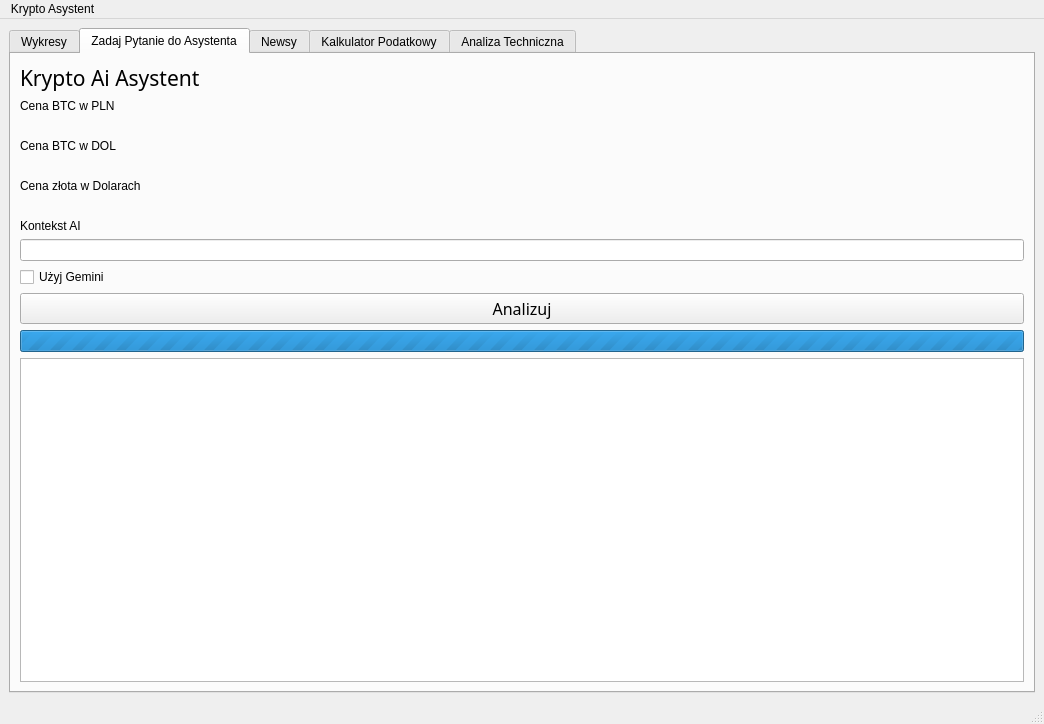
The window that asystent/mainwindow.ui (KaniewskiM/asystent) describes before a commit, drawn with Qt 5.
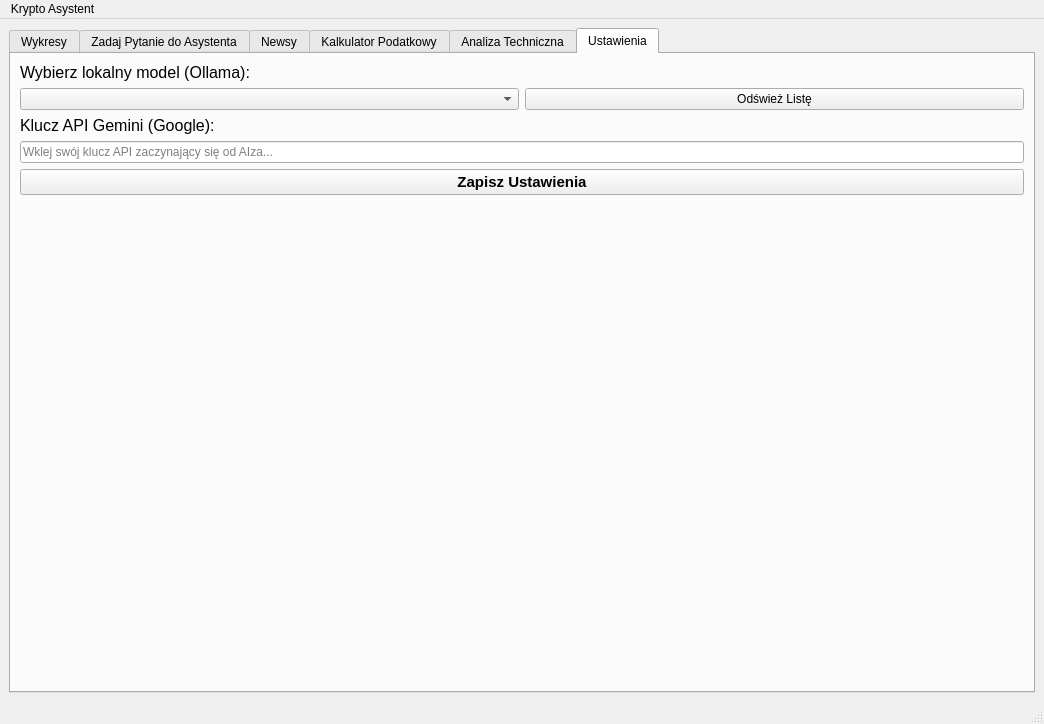
The same window after the commit. The open tabs and pages were chosen to show the change.

```diff
--- a/asystent/mainwindow.ui
+++ b/asystent/mainwindow.ui
@@ -342,6 +342,94 @@
         </item>
        </layout>
       </widget>
+      <widget class="QWidget" name="tab_6">
+       <attribute name="title">
+        <string>Ustawienia</string>
+       </attribute>
+       <layout class="QVBoxLayout" name="verticalLayout_7">
+        <item>
+         <widget class="QLabel" name="label_8">
+          <property name="font">
+           <font>
+            <pointsize>12</pointsize>
+           </font>
+          </property>
+          <property name="text">
+           <string>Wybierz lokalny model (Ollama):</string>
+          </property>
+         </widget>
+        </item>
+        <item>
+         <layout class="QHBoxLayout" name="horizontalLayout">
+          <item>
+           <widget class="QComboBox" name="comboLlamaModel"/>
+          </item>
+          <item>
+           <widget class="QPushButton" name="btnOdswiezModele">
+            <property name="text">
+             <string>Odśwież Listę</string>
+            </property>
+           </widget>
+          </item>
+         </layout>
+        </item>
+        <item>
+         <widget class="QLabel" name="label_9">
+          <property name="font">
+           <font>
+            <pointsize>12</pointsize>
+           </font>
+          </property>
+          <property name="text">
+           <string>Klucz API Gemini (Google):</string>
+          </property>
+         </widget>
+        </item>
+        <item>
+         <widget class="QLineEdit" name="inputGeminiKey">
+          <property name="placeholderText">
+           <string>Wklej swój klucz API zaczynający się od AIza...</string>
+          </property>
+         </widget>
+        </item>
+        <item>
+         <widget class="QPushButton" name="btnZapiszUstawienia">
+          <property name="font">
+           <font>
+            <pointsize>11</pointsize>
+            <bold>true</bold>
+           </font>
+          </property>
+          <property name="text">
+           <string>Zapisz Ustawienia</string>
+          </property>
+         </widget>
+        </item>
+        <item>
+         <widget class="QLabel" name="lblUstawieniaStatus">
+          <property name="text">
+           <string/>
+          </property>
+          <property name="styleSheet">
+           <string>color: green; font-weight: bold;</string>
+          </property>
+         </widget>
+        </item>
+        <item>
+         <spacer name="verticalSpacer">
+          <property name="orientation">
+           <enum>Qt::Vertical</enum>
+          </property>
+          <property name="sizeHint" stdset="0">
+           <size>
+            <width>20</width>
+            <height>40</height>
+           </size>
+          </property>
+         </spacer>
+        </item>
+       </layout>
+      </widget>
      </widget>
     </item>
    </layout>
```
